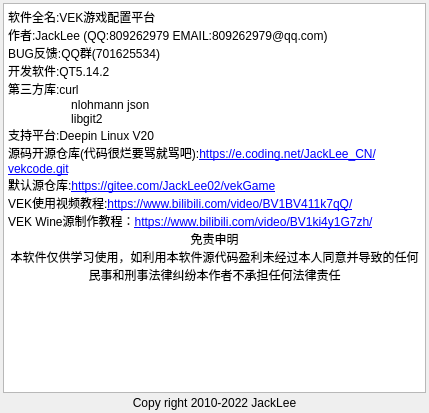
Old version of the form ui/vekAbout.ui in the repository gfdgd-xi/vekcode.
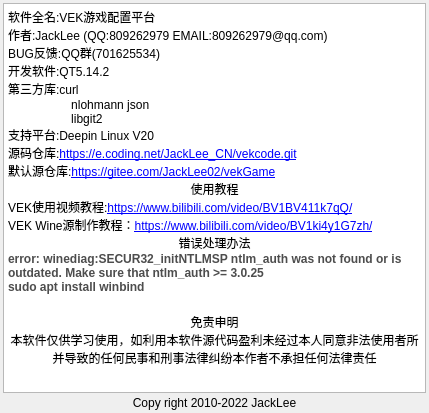
New version of the form. Icons and pictures are not drawn.

What changed in the file:
```diff
--- a/ui/vekAbout.ui
+++ b/ui/vekAbout.ui
@@ -59,12 +59,17 @@
 &lt;p style=&quot; margin-top:0px; margin-bottom:0px; margin-left:0px; margin-right:0px; -qt-block-indent:0; text-indent:0px;&quot;&gt;                   nlohmann json&lt;/p&gt;
 &lt;p style=&quot; margin-top:0px; margin-bottom:0px; margin-left:0px; margin-right:0px; -qt-block-indent:0; text-indent:0px;&quot;&gt;                   libgit2&lt;/p&gt;
 &lt;p style=&quot; margin-top:0px; margin-bottom:0px; margin-left:0px; margin-right:0px; -qt-block-indent:0; text-indent:0px;&quot;&gt;支持平台:Deepin Linux V20&lt;/p&gt;
-&lt;p style=&quot; margin-top:0px; margin-bottom:0px; margin-left:0px; margin-right:0px; -qt-block-indent:0; text-indent:0px;&quot;&gt;源码开源仓库(代码很烂要骂就骂吧):&lt;a href=&quot;https://e.coding.net/JackLee_CN/vekcode.git&quot;&gt;&lt;span style=&quot; text-decoration: underline; color:#0000ff;&quot;&gt;https://e.coding.net/JackLee_CN/vekcode.git&lt;/span&gt;&lt;/a&gt;&lt;/p&gt;
+&lt;p style=&quot; margin-top:0px; margin-bottom:0px; margin-left:0px; margin-right:0px; -qt-block-indent:0; text-indent:0px;&quot;&gt;源码仓库:&lt;a href=&quot;https://e.coding.net/JackLee_CN/vekcode.git&quot;&gt;&lt;span style=&quot; text-decoration: underline; color:#0000ff;&quot;&gt;https://e.coding.net/JackLee_CN/vekcode.git&lt;/span&gt;&lt;/a&gt;&lt;/p&gt;
 &lt;p style=&quot; margin-top:0px; margin-bottom:0px; margin-left:0px; margin-right:0px; -qt-block-indent:0; text-indent:0px;&quot;&gt;默认源仓库:&lt;a href=&quot;https://gitee.com/JackLee02/vekGame&quot;&gt;&lt;span style=&quot; text-decoration: underline; color:#0000ff;&quot;&gt;https://gitee.com/JackLee02/vekGame&lt;/span&gt;&lt;/a&gt;&lt;/p&gt;
+&lt;p align=&quot;center&quot; style=&quot; margin-top:0px; margin-bottom:0px; margin-left:0px; margin-right:0px; -qt-block-indent:0; text-indent:0px;&quot;&gt;使用教程&lt;/p&gt;
 &lt;p style=&quot; margin-top:0px; margin-bottom:0px; margin-left:0px; margin-right:0px; -qt-block-indent:0; text-indent:0px;&quot;&gt;VEK使用视频教程:&lt;a href=&quot;https://www.bilibili.com/video/BV1BV411k7qQ/&quot;&gt;&lt;span style=&quot; text-decoration: underline; color:#0000ff;&quot;&gt;https://www.bilibili.com/video/BV1BV411k7qQ/&lt;/span&gt;&lt;/a&gt;&lt;/p&gt;
 &lt;p style=&quot; margin-top:0px; margin-bottom:0px; margin-left:0px; margin-right:0px; -qt-block-indent:0; text-indent:0px;&quot;&gt;VEK Wine源制作教程：&lt;a href=&quot;https://www.bilibili.com/video/BV1ki4y1G7zh/&quot;&gt;&lt;span style=&quot; text-decoration: underline; color:#0000ff;&quot;&gt;https://www.bilibili.com/video/BV1ki4y1G7zh/&lt;/span&gt;&lt;/a&gt;&lt;/p&gt;
+&lt;p align=&quot;center&quot; style=&quot; margin-top:0px; margin-bottom:0px; margin-left:0px; margin-right:0px; -qt-block-indent:0; text-indent:0px;&quot;&gt;错误处理办法&lt;/p&gt;
+&lt;p style=&quot; margin-top:0px; margin-bottom:0px; margin-left:0px; margin-right:0px; -qt-block-indent:0; text-indent:0px;&quot;&gt;&lt;span style=&quot; font-family:'Microsoft YaHei','SF Pro Display','Roboto','Noto','Arial','PingFang SC','sans-serif'; font-weight:600; color:#4d4d4d; background-color:#ffffff;&quot;&gt;error: winediag:SECUR32_initNTLMSP ntlm_auth was not found or is outdated. Make sure that ntlm_auth &amp;gt;= 3.0.25&lt;/span&gt;&lt;/p&gt;
+&lt;p style=&quot; margin-top:0px; margin-bottom:0px; margin-left:0px; margin-right:0px; -qt-block-indent:0; text-indent:0px;&quot;&gt;&lt;span style=&quot; font-family:'Microsoft YaHei','SF Pro Display','Roboto','Noto','Arial','PingFang SC','sans-serif'; font-weight:600; color:#4d4d4d; background-color:#ffffff;&quot;&gt;sudo apt install winbind&lt;/span&gt;&lt;/p&gt;
+&lt;p style=&quot;-qt-paragraph-type:empty; margin-top:0px; margin-bottom:0px; margin-left:0px; margin-right:0px; -qt-block-indent:0; text-indent:0px; font-family:'Microsoft YaHei','SF Pro Display','Roboto','Noto','Arial','PingFang SC','sans-serif'; font-size:16px; color:#4d4d4d;&quot;&gt;&lt;br /&gt;&lt;/p&gt;
 &lt;p align=&quot;center&quot; style=&quot; margin-top:0px; margin-bottom:0px; margin-left:0px; margin-right:0px; -qt-block-indent:0; text-indent:0px;&quot;&gt;免责申明&lt;/p&gt;
-&lt;p align=&quot;center&quot; style=&quot; margin-top:0px; margin-bottom:0px; margin-left:0px; margin-right:0px; -qt-block-indent:0; text-indent:0px;&quot;&gt;本软件仅供学习使用，如利用本软件源代码盈利未经过本人同意并导致的任何民事和刑事法律纠纷本作者不承担任何法律责任&lt;/p&gt;&lt;/body&gt;&lt;/html&gt;</string>
+&lt;p align=&quot;center&quot; style=&quot; margin-top:0px; margin-bottom:0px; margin-left:0px; margin-right:0px; -qt-block-indent:0; text-indent:0px;&quot;&gt;本软件仅供学习使用，如利用本软件源代码盈利未经过本人同意非法使用者所并导致的任何民事和刑事法律纠纷本作者不承担任何法律责任&lt;/p&gt;&lt;/body&gt;&lt;/html&gt;</string>
        </property>
       </widget>
      </item>
```
